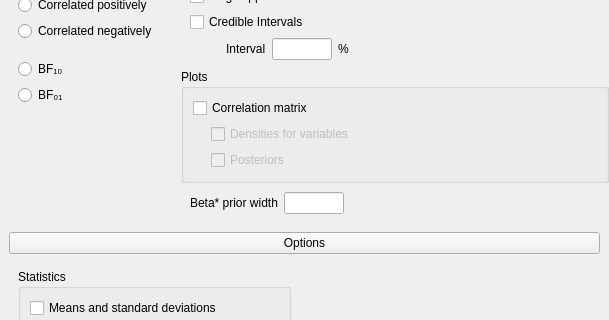
This is JASP-Desktop/analysisforms/correlationbayesianform.ui in jasp-stats/jasp-desktop as Qt 5 draws it before an edit; both pictures show x 0 to 609 and y 349 to 669 of the 609 by 793 pixel window. The edited form follows.
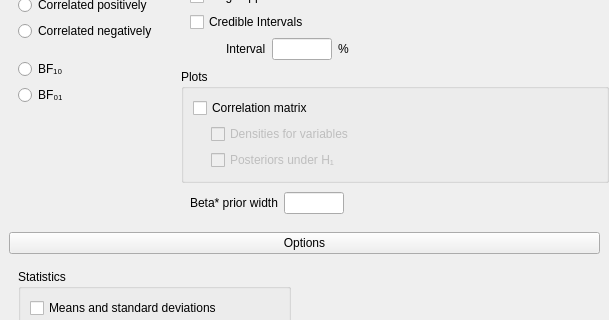
This is the edited form. Custom widgets are drawn as their Qt base class.

Commit message:
Tweak to option label
added “under H₁”
#242

Patch:
```diff
--- a/JASP-Desktop/analysisforms/correlationbayesianform.ui
+++ b/JASP-Desktop/analysisforms/correlationbayesianform.ui
@@ -448,7 +448,7 @@
          <bool>false</bool>
         </property>
         <property name="text">
-         <string>Posteriors</string>
+         <string>Posteriors under H₁</string>
         </property>
        </widget>
       </item>
```
